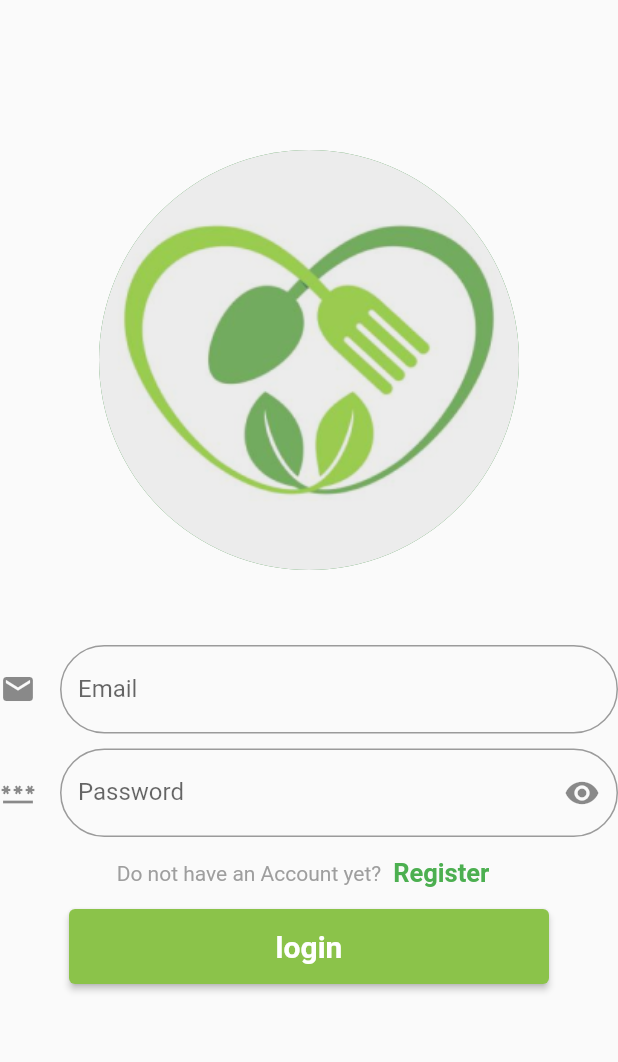
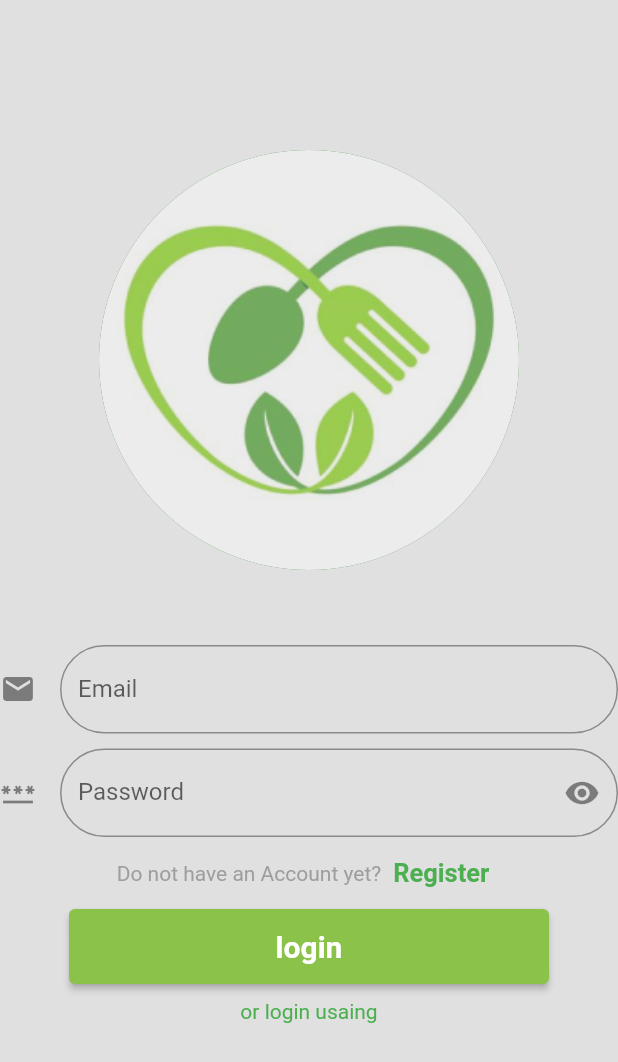
Before and after one commit to Mohammad0Iyad/NEO_healthy, a Flutter app: the screen it shows after launch, on a phone screen of 412 x 824 dp. Shown: the top 1062 px of the screen. Run offline on Flutter 3.47's test engine with Material 2 defaults, Android fonts, the light colour scheme and no system bars; our stand-ins replace firebase_auth, firebase_core; accounts and stored records are empty.

Commit message:
login v1.1

```diff
--- a/lib/main.dart
+++ b/lib/main.dart
@@ -21,8 +21,9 @@ class MyApp extends StatelessWidget {
     return MaterialApp(
       debugShowCheckedModeBanner: false,
       title: 'Neo Demo',
+
       theme: ThemeData(
-
+        scaffoldBackgroundColor: Colors.grey.shade300,
         primarySwatch: Colors.green,
       ),
       home:  MyHomePage(),
--- a/lib/screens/login_screen.dart
+++ b/lib/screens/login_screen.dart
@@ -85,15 +85,26 @@ class _LogInScreenState extends State<LogInScreen> {
               ],
             ),
             ElevatedButton(
-                onPressed: () {},
-                child: Text(
-                  "login",
-                  style: TextStyle(
-                      fontWeight: FontWeight.bold, color: Colors.white,fontSize: 20),
-                ),
-                style: ElevatedButton.styleFrom(backgroundColor: Colors.lightGreen,fixedSize: Size(320, 50)),
+              onPressed: () {},
+              child: Text(
+                "login",
+                style: TextStyle(
+                    fontWeight: FontWeight.bold,
+                    color: Colors.white,
+                    fontSize: 20),
+              ),
+              style: ElevatedButton.styleFrom(
+                  backgroundColor: Colors.lightGreen, fixedSize: Size(320, 50)),
+            ),
+            SizedBox(
+              height: 10,
+            ),
+            Text(
+              "or login usaing",
+              style: TextStyle(color: Colors.green),
+            ),
 
-            )         ],
+          ],
         ),
       ),
     );
```
